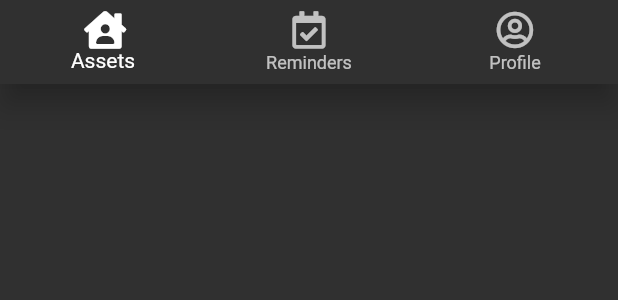
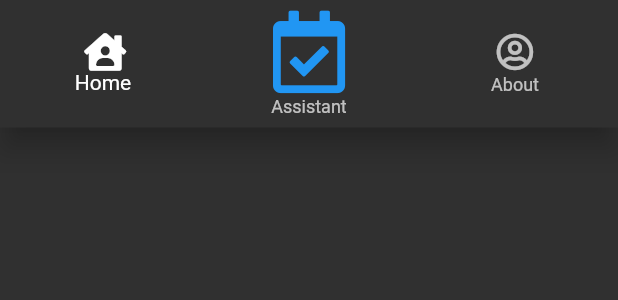
Before and after one commit to stigsfoot/home_assistant_onboard, a Flutter app: the AppBottomNav widget shown alone on an empty page, opened directly, on a phone screen of 412 x 824 dp. Shown: the top 300 px of the screen. Run offline on Flutter 3.47's test engine with Material 2 defaults, Android fonts, the phone set to English and light mode, and no system bars; our stand-ins replace cloud_firestore, firebase_analytics, firebase_auth, font_awesome_flutter, google_sign_in, rxdart; missing offline and left inert: snack; accounts and stored records are empty; Roboto replaces fonts that are missing (Nunito).

```diff
--- a/lib/main.dart
+++ b/lib/main.dart
@@ -31,7 +31,7 @@ class MyApp extends StatelessWidget {
           '/': (context) => LoginScreen(),
           //'/about': (context) => AboutScreen(),
           '/profile': (context) => ProfileScreen(),
-          '/reminders': (context) => RemindersScreen(),
+          //'/reminders': (context) => RemindersScreen(),
           '/onboarding': (context) => OnboardingScreen(),
         },
 
--- a/lib/screens/login/login.dart
+++ b/lib/screens/login/login.dart
@@ -52,7 +52,7 @@ class LoginScreenState extends State<LoginScreen> {
             PrivacySettingsButton(
               text: 'Privacy consent has been setup',
               icon: FontAwesomeIcons.cog,
-              color: Colors.grey[300],
+              color: Colors.lightGreen,
             ),
             Text(
               'You can always go back to review  and update your privacy settings.',
--- a/lib/screens/onboarding.dart
+++ b/lib/screens/onboarding.dart
@@ -35,7 +35,7 @@ class OnboardingScreen extends StatelessWidget {
             bottomNavigationBar: AppBottomNav(),
           );
         } else {
-          return LoadingScreen();
+          return ProfileScreen();
           // Reminder: MockScreen() goes here if all else fails :D
         }
       },
--- a/lib/shared/navigation.dart
+++ b/lib/shared/navigation.dart
@@ -2,25 +2,22 @@ import 'package:flutter/material.dart';
 import 'package:font_awesome_flutter/font_awesome_flutter.dart';
 
 class AppBottomNav extends StatelessWidget {
-
   @override
   Widget build(BuildContext context) {
     return BottomNavigationBar(
       items: [
         BottomNavigationBarItem(
             icon: Icon(FontAwesomeIcons.houseUser, size: 25),
-
-            title: Text('Assets')),
+            title: Text('Home')),
         BottomNavigationBarItem(
-            icon: Icon(FontAwesomeIcons.calendarCheck, size: 25),
-            title: Text('Reminders')),
+            icon: Icon(FontAwesomeIcons.calendarCheck,
+                size: 55, color: Colors.blue),
+            title: Text('Assistant')),
         BottomNavigationBarItem(
             icon: Icon(FontAwesomeIcons.userCircle, size: 25),
-            title: Text('Profile')),
+            title: Text('About')),
       ].toList(),
       fixedColor: Colors.white,
-
-
       onTap: (int navIndex) {
         switch (navIndex) {
           case 0:
```
Also changed, not shown: lib/screens/profile.dart (+8 -4 lines), 1 other file.
